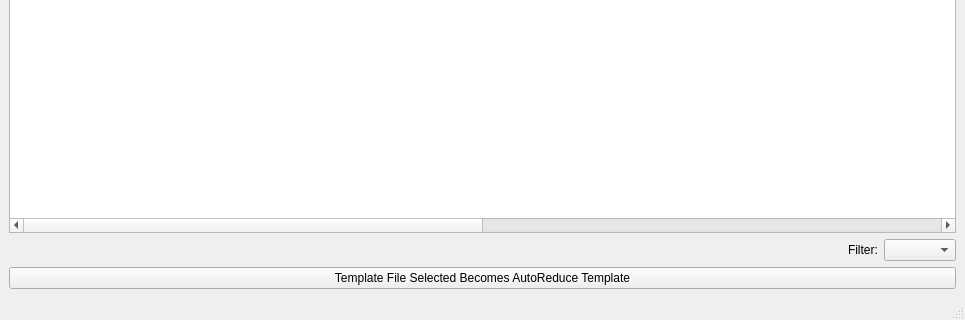
The window that designer/template_management.ui (neutrons/RefRed) describes before a commit, drawn with Qt 5; both pictures show x 0 to 965 and y 452 to 772 of the 965 by 772 pixel window.
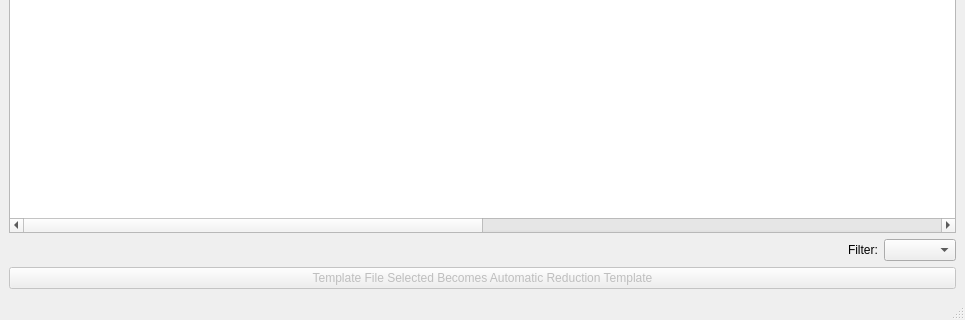
The same window after the commit.

Commit message: Started work on confirmation box before changing autoreduce new template

```diff
--- a/designer/template_management.ui
+++ b/designer/template_management.ui
@@ -114,11 +114,18 @@
      </layout>
     </item>
     <item>
+     <layout class="QHBoxLayout" name="horizontalLayout_3">
+      <item>
      <widget class="QPushButton" name="template_file_button">
+        <property name="enabled">
+         <bool>false</bool>
+        </property>
       <property name="text">
-       <string>Template File Selected Becomes AutoReduce Template</string>
-      </property>
-     </widget>
+         <string>Template File Selected Becomes Automatic Reduction Template</string>
+        </property>
+       </widget>
+      </item>
+     </layout>
     </item>
    </layout>
   </widget>
```
Left out of the diff: 2 changed lines with no effect on the pictures. Lines whose indentation alone changed are shown as unchanged. The commit also changes 25 other files.
